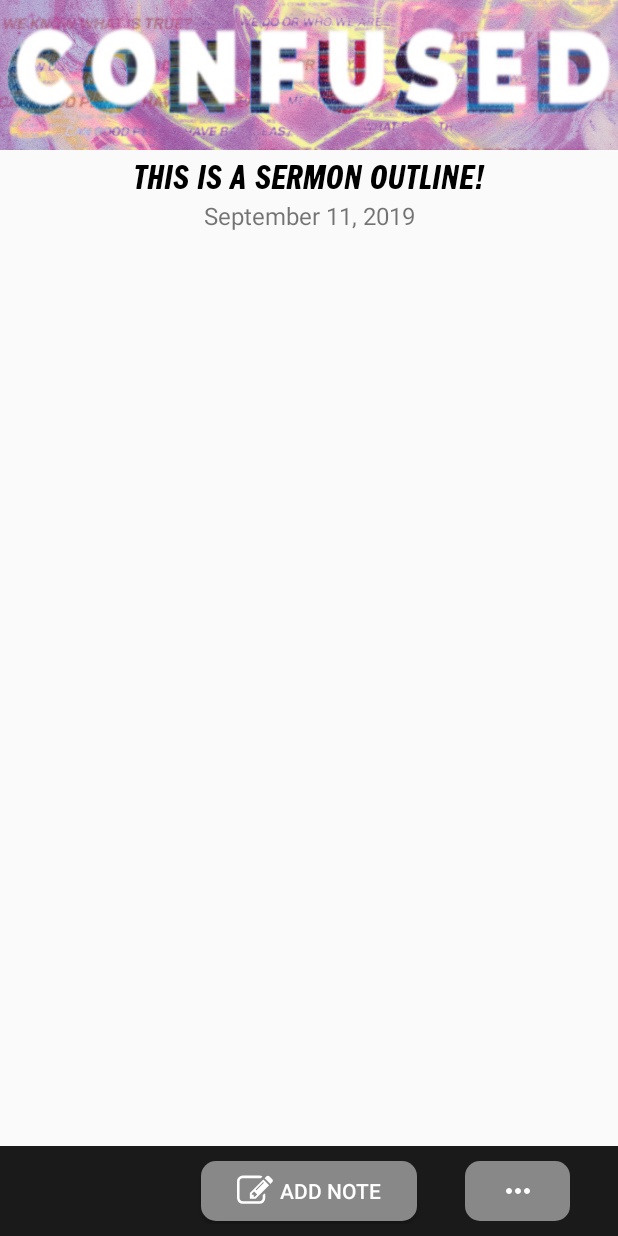
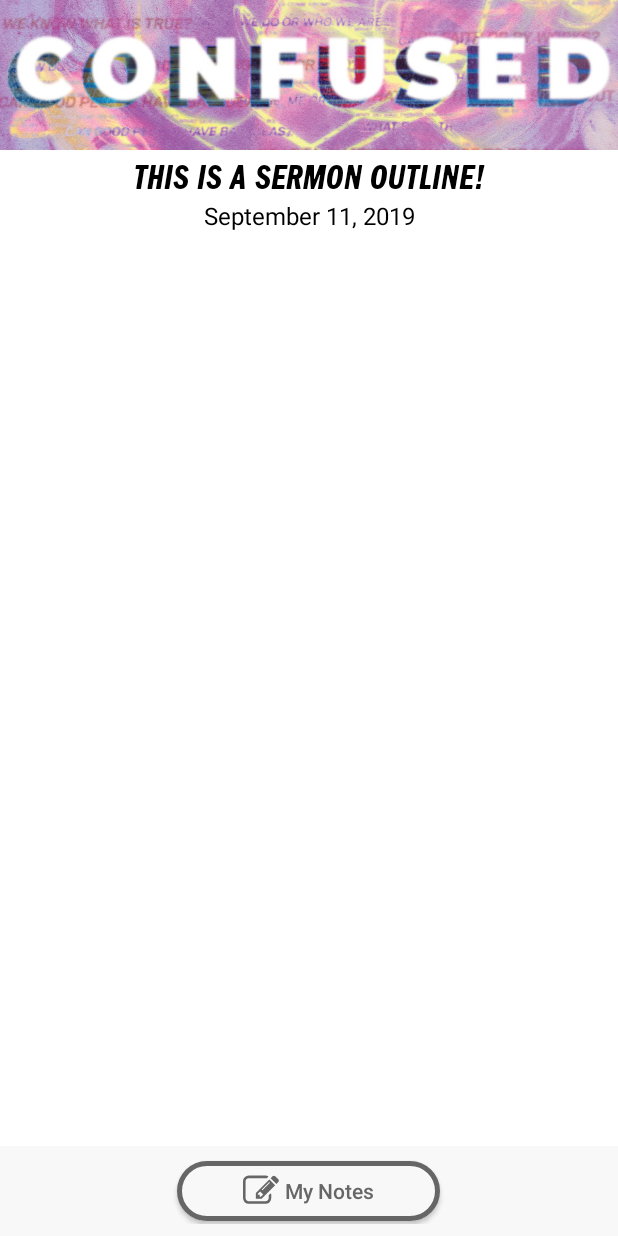
Before and after one commit to ChrissinjinTurner/testNoteApp, an Android app: the screen it shows after launch (MainActivity), on a phone screen of 412 x 824 dp. Run offline under Robolectric (Android 15) with nearby library versions, the phone set to English and light mode, and no system bars; libraries missing offline, so code that uses them is left out: com.github.kittinunf.fuel, com.github.kittinunf.result; pictures from the network do not load; 1 statement that could not run was skipped.

Commit message:
cleaned up colors, added blanks, added animations

```diff
--- /dev/null
+++ b/app/src/main/res/anim/bottom_down.xml
@@ -0,0 +1,8 @@
+<?xml version="1.0" encoding="utf-8"?>
+<set xmlns:android="http://schemas.android.com/apk/res/android">
+
+    <translate android:fromYDelta="0%p" android:toYDelta="100%p" android:fillAfter="true"
+            android:interpolator="@android:anim/linear_interpolator"
+            android:duration="300" />
+
+</set>
--- /dev/null
+++ b/app/src/main/res/anim/bottom_up.xml
@@ -0,0 +1,6 @@
+<?xml version="1.0" encoding="utf-8"?>
+<set xmlns:android="http://schemas.android.com/apk/res/android">
+    <translate android:fromYDelta="100%p" android:toYDelta="0%p"
+            android:fillAfter="true"
+            android:duration="300" />
+</set>
--- a/app/src/main/res/drawable/custom_button_grey.xml
+++ /dev/null
@@ -1,9 +0,0 @@
-<shape xmlns:android="http://schemas.android.com/apk/res/android"
-    android:shape="rectangle">
-    <gradient
-        android:angle="90"
-        android:startColor="@color/tabBarForeground"
-        android:endColor="@color/tabBarForeground"
-        android:type="linear" />
-    <corners android:radius="10dp" />
-</shape>
--- /dev/null
+++ b/app/src/main/res/drawable/custom_button_outline.xml
@@ -0,0 +1,9 @@
+<?xml version="1.0" encoding="utf-8"?>
+<shape xmlns:android="http://schemas.android.com/apk/res/android"
+        android:shape="rectangle">
+    <gradient android:startColor="#F8F8F8"
+            android:endColor="#F8F8F8"
+            android:angle="270" />
+    <corners android:radius="30dp" />
+    <stroke android:width="5px" android:color="#666666" />
+</shape>
--- /dev/null
+++ b/app/src/main/res/drawable/ic_close_white.xml
@@ -0,0 +1,5 @@
+<vector android:height="24dp" android:tint="#666666"
+    android:viewportHeight="24.0" android:viewportWidth="24.0"
+    android:width="24dp" xmlns:android="http://schemas.android.com/apk/res/android">
+    <path android:fillColor="#666666" android:pathData="M19,6.41L17.59,5 12,10.59 6.41,5 5,6.41 10.59,12 5,17.59 6.41,19 12,13.41 17.59,19 19,17.59 13.41,12z"/>
+</vector>
--- a/app/src/main/res/drawable/ic_close_white_24dp.xml
+++ /dev/null
@@ -1,5 +0,0 @@
-<vector android:height="24dp" android:tint="#FFFFFF"
-    android:viewportHeight="24.0" android:viewportWidth="24.0"
-    android:width="24dp" xmlns:android="http://schemas.android.com/apk/res/android">
-    <path android:fillColor="#FF000000" android:pathData="M19,6.41L17.59,5 12,10.59 6.41,5 5,6.41 10.59,12 5,17.59 6.41,19 12,13.41 17.59,19 19,17.59 13.41,12z"/>
-</vector>
--- a/app/src/main/res/drawable/ic_note_icon.xml
+++ b/app/src/main/res/drawable/ic_note_icon.xml
@@ -1,4 +1,4 @@
 <vector android:height="24dp" android:viewportHeight="1792.0"
     android:viewportWidth="1792.0" android:width="24dp" xmlns:android="http://schemas.android.com/apk/res/android">
-    <path android:fillColor="#ffffff" android:pathData="M888,1184l116,-116 -152,-152 -116,116v56h96v96h56zM1328,464q-16,-16 -33,1l-350,350q-17,17 -1,33t33,-1l350,-350q17,-17 1,-33zM1408,1058v190q0,119 -84.5,203.5t-203.5,84.5h-832q-119,0 -203.5,-84.5t-84.5,-203.5v-832q0,-119 84.5,-203.5t203.5,-84.5h832q63,0 117,25 15,7 18,23 3,17 -9,29l-49,49q-14,14 -32,8 -23,-6 -45,-6h-832q-66,0 -113,47t-47,113v832q0,66 47,113t113,47h832q66,0 113,-47t47,-113v-126q0,-13 9,-22l64,-64q15,-15 35,-7t20,29zM1312,320l288,288 -672,672h-288v-288zM1756,452l-92,92 -288,-288 92,-92q28,-28 68,-28t68,28l152,152q28,28 28,68t-28,68z"/>
+    <path android:fillColor="#666666" android:pathData="M888,1184l116,-116 -152,-152 -116,116v56h96v96h56zM1328,464q-16,-16 -33,1l-350,350q-17,17 -1,33t33,-1l350,-350q17,-17 1,-33zM1408,1058v190q0,119 -84.5,203.5t-203.5,84.5h-832q-119,0 -203.5,-84.5t-84.5,-203.5v-832q0,-119 84.5,-203.5t203.5,-84.5h832q63,0 117,25 15,7 18,23 3,17 -9,29l-49,49q-14,14 -32,8 -23,-6 -45,-6h-832q-66,0 -113,47t-47,113v832q0,66 47,113t113,47h832q66,0 113,-47t47,-113v-126q0,-13 9,-22l64,-64q15,-15 35,-7t20,29zM1312,320l288,288 -672,672h-288v-288zM1756,452l-92,92 -288,-288 92,-92q28,-28 68,-28t68,28l152,152q28,28 28,68t-28,68z"/>
 </vector>
--- a/app/src/main/res/layout/activity_main.xml
+++ b/app/src/main/res/layout/activity_main.xml
@@ -3,7 +3,8 @@
         xmlns:app="http://schemas.android.com/apk/res-auto"
         xmlns:tools="http://schemas.android.com/tools"
         android:layout_width="match_parent"
-        android:layout_height="match_parent">
+        android:layout_height="match_parent"
+        android:background="@color/white">
 
     <androidx.constraintlayout.widget.ConstraintLayout
             android:layout_width="match_parent"
@@ -34,16 +35,21 @@
                         app:layout_constraintLeft_toLeftOf="parent"
                         app:layout_constraintRight_toRightOf="parent"
                         app:layout_constraintTop_toTopOf="parent">
+
                     <ImageView
                             android:id="@+id/headerBackgroundImage"
                             android:layout_width="match_parent"
                             android:layout_height="100dp"
                             android:background="@drawable/confused_bg" />
+
                     <ImageView
                             android:id="@+id/headerForegroundImage"
                             android:layout_width="match_parent"
-                            android:layout_height="100dp"
-                            android:background="@drawable/confused_fg"/>
+                            android:layout_height="wrap_content"
+                            android:layout_marginTop="8dp"
+                            android:layout_marginBottom="8dp"
+                            android:layout_gravity="center"
+                            android:background="@drawable/confused_fg" />
                 </FrameLayout>
                 <TextView
                         android:id="@+id/outlineTitle"
@@ -51,7 +57,7 @@
                         android:layout_height="wrap_content"
                         android:text="This is a sermon outline!"
                         android:textSize="24sp"
-                        android:textColor="#000"
+                        android:textColor="@color/colorPrimaryDark"
                         android:fontFamily="@font/sandals_type"
                         android:layout_marginTop="8dp"
                         android:gravity="center"
@@ -66,22 +72,29 @@
                         android:layout_height="wrap_content"
                         android:text="September 11, 2019"
                         android:textSize="16sp"
-                        app:layout_constraintBottom_toTopOf="@id/mainContent"
+                        android:textColor="@color/colorPrimaryDark"
+                        app:layout_constraintBottom_toTopOf="@id/labelContainer"
                         app:layout_constraintLeft_toLeftOf="parent"
                         app:layout_constraintRight_toRightOf="parent"
                         app:layout_constraintTop_toBottomOf="@id/outlineTitle" />
 
-                <TextView
-                        android:id="@+id/mainContent"
-                        android:layout_width="wrap_content"
+                <RelativeLayout
+                        android:layout_width="match_parent"
                         android:layout_height="wrap_content"
-                        android:paddingTop="16dp"
-                        android:paddingStart="10dp"
-                        android:paddingEnd="10dp"
+                        android:id="@+id/labelContainer"
                         app:layout_constraintBottom_toBottomOf="parent"
                         app:layout_constraintLeft_toLeftOf="parent"
                         app:layout_constraintRight_toRightOf="parent"
-                        app:layout_constraintTop_toBottomOf="@id/outlineDate" />
+                        app:layout_constraintTop_toBottomOf="@id/outlineDate" >
+                    <TextView
+                            android:id="@+id/mainContent"
+                            android:layout_width="wrap_content"
+                            android:layout_height="wrap_content"
+                            android:textColor="@color/colorPrimaryDark"
+                            android:paddingTop="16dp"
+                            android:paddingStart="10dp"
+                            android:paddingEnd="10dp" />
+                </RelativeLayout>
             </androidx.constraintlayout.widget.ConstraintLayout>
 
         </com.example.notes_test_project.NonFocusingScrollView>
@@ -92,7 +105,7 @@
                 android:layout_height="wrap_content"
                 android:paddingBottom="8dp"
                 android:paddingTop="8dp"
-                android:background="@color/tabBarColor"
+                android:background="@color/offWhite"
                 app:layout_constraintBottom_toBottomOf="parent"
                 app:layout_constraintEnd_toEndOf="parent"
                 app:layout_constraintStart_toStartOf="parent">
@@ -104,28 +117,16 @@
                     android:layout_centerHorizontal="true"
                     android:layout_centerVertical="true"
                     android:layout_marginBottom="4dp"
-                    android:background="@drawable/custom_button_grey"
+                    android:background="@drawable/custom_button_outline"
                     android:drawableStart="@drawable/ic_note_icon"
                     android:drawablePadding="4dp"
-                    android:paddingStart="24dp"
-                    android:paddingEnd="24dp"
-                    android:text="Add note"
-                    android:textColor="@color/white" />
-
-            <ImageButton
-                    android:id="@+id/moreButton"
-                    android:layout_width="wrap_content"
-                    android:layout_height="wrap_content"
-                    android:layout_alignParentEnd="true"
-                    android:layout_centerVertical="true"
-                    android:layout_toEndOf="@+id/addNoteButton"
-                    android:layout_marginStart="32dp"
-                    android:layout_marginEnd="32dp"
-                    android:background="@drawable/custom_button_grey"
-                    android:src="@drawable/ic_more_icon_horiz"
-                    android:padding="8dp"
-                    android:textColor="#656565" />
-
+                    android:paddingStart="44dp"
+                    android:paddingEnd="44dp"
+                    android:paddingTop="10dp"
+                    android:paddingBottom="10dp"
+                    android:textAllCaps="false"
+                    android:text="My Notes"
+                    android:textColor="@color/gray" />
         </RelativeLayout>
     </androidx.constraintlayout.widget.ConstraintLayout>
 
@@ -140,7 +141,7 @@
                 android:id="@+id/cardView"
                 android:layout_width="match_parent"
                 android:layout_height="?attr/actionBarSize"
-                app:cardBackgroundColor="#000000"
+                app:cardBackgroundColor="@color/offWhite"
                 app:cardCornerRadius="0dp"
                 app:cardElevation="4dp"
                 app:layout_constraintEnd_toEndOf="parent"
@@ -159,7 +160,7 @@
                         android:layout_marginStart="8dp"
                         android:background="?attr/selectableItemBackgroundBorderless"
                         android:padding="8dp"
-                        android:src="@drawable/ic_close_white_24dp" />
+                        android:src="@drawable/ic_close_white" />
 
                 <TextView
                         android:layout_width="wrap_content"
@@ -167,8 +168,9 @@
                         android:layout_centerVertical="true"
                         android:layout_marginStart="8dp"
                         android:layout_toEndOf="@id/notes_close_button"
-                        android:text="Your Notes"
-                        android:textColor="@android:color/white"
+                        android:text="My Notes"
+                        android:textStyle="bold"
+                        android:textColor="@color/gray"
                         android:textSize="20sp" />
 
             </RelativeLayout>
--- a/app/src/main/res/values/colors.xml
+++ b/app/src/main/res/values/colors.xml
@@ -6,6 +6,6 @@
     <color name="greyColor">#757575</color>
     <color name="blue">#bdd6ff</color>
     <color name="white">#ffffff</color>
-    <color name="tabBarColor">#1A1A1A</color>
-    <color name="tabBarForeground">#888</color>
+    <color name="offWhite">#F8F8F8</color>
+    <color name="gray">#666666</color>
 </resources>
```
Also changed, not shown: app/src/main/java/com/example/notes_test_project/MainActivity.kt (+168 -151 lines), app/src/main/java/com/example/notes_test_project/test_dialog.kt (deleted, +0 -78 lines), app/src/main/res/layout/test_dialog.xml (deleted, +0 -95 lines).
